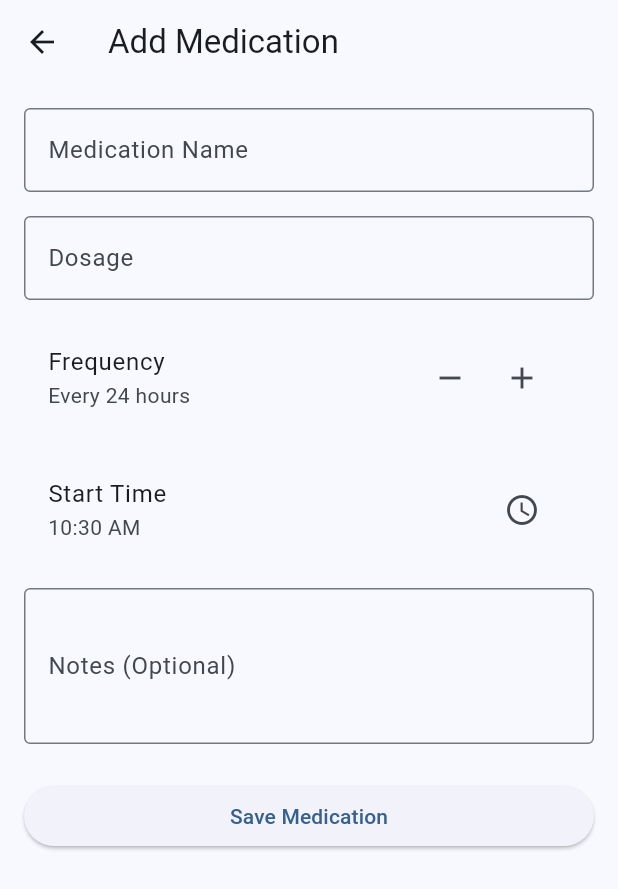
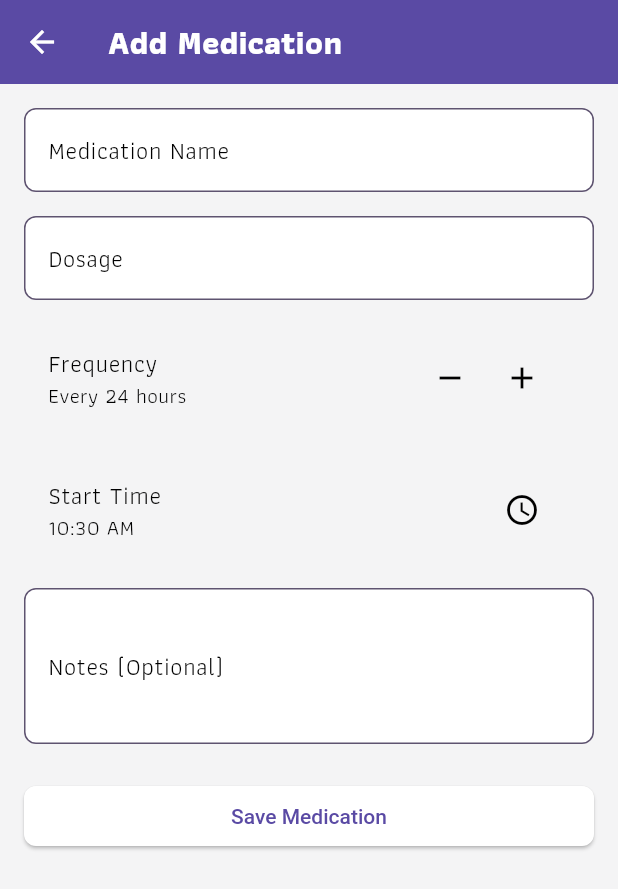
Before and after one commit to Turing0x/medication_reminder, a Flutter app: the screen it shows after launch, after a tap on the "add" icon, on a phone screen of 412 x 824 dp. Shown: the top 889 px of the screen. Run offline on Flutter 3.47's test engine with Material 3 defaults, Android fonts, the light colour scheme and no system bars; our stand-ins replace flutter_riverpod, permission_handler, riverpod_annotation, sqflite, timezone; missing offline and left inert: alarm; accounts and stored records are empty; generated files the repository leaves out were written again.

Commit message:
feat(app): update dependencies and configure launcher icons
- Add new dependencies for `archive`, `flutter_launcher_icons`, `image`, and `posix` packages
- Configure `flutter_launcher_icons` for custom launcher icon and set image path
- Update AndroidManifest.xml to reflect new app label and launcher icon
- Enhance main.dart with custom theme and font settings

This update improves the app's appearance and functionality by integrating new packages and customizing the launcher icon.

```diff
--- a/lib/main.dart
+++ b/lib/main.dart
@@ -25,8 +25,74 @@ class MyApp extends StatelessWidget {
       title: 'Medication Reminder',
       debugShowCheckedModeBanner: false,
       theme: ThemeData(
-        colorScheme: ColorScheme.fromSeed(seedColor: Colors.blue),
         useMaterial3: true,
+        fontFamily: 'Athiti',
+        colorScheme: ColorScheme.light(
+          primary: Color(0xFF5A4AA4),
+          onPrimary: Colors.white,
+          secondary: Color(0xFF7B50C5),
+          onSecondary: Colors.white,
+          tertiary: Color(0xFF71599B),
+          surface: Colors.white,
+          error: Color(0xFFDC3545),
+        ),
+        scaffoldBackgroundColor: Color.fromARGB(255, 244, 244, 245),
+        navigationBarTheme: NavigationBarThemeData(
+          backgroundColor: Color.fromARGB(255, 244, 244, 245),
+          indicatorColor: Colors.white,
+          labelTextStyle:
+              WidgetStateProperty.all(TextStyle(color: Color(0xFF5A4AA4))),
+          iconTheme:
+              WidgetStateProperty.all(IconThemeData(color: Color(0xFF5A4AA4))),
+        ),
+        textTheme: TextTheme(
+          displayLarge: TextStyle(
+            color: Color(0xFF333227),
+            fontWeight: FontWeight.bold,
+          ),
+          titleLarge: TextStyle(
+            color: Color(0xFF333227),
+            fontWeight: FontWeight.w600,
+          ),
+          bodyLarge: TextStyle(
+            color: Color(0xFF333227),
+          ),
+        ),
+        cardTheme: CardTheme(
+          elevation: 2,
+          shape: RoundedRectangleBorder(
+            borderRadius: BorderRadius.circular(12),
+          ),
+          color: Colors.white,
+        ),
+        appBarTheme: AppBarTheme(
+          backgroundColor: Color(0xFF5A4AA4),
+          foregroundColor: Colors.white,
+        ),
+        elevatedButtonTheme: ElevatedButtonThemeData(
+          style: ElevatedButton.styleFrom(
+            textStyle: TextStyle(fontWeight: FontWeight.w500),
+            shape: RoundedRectangleBorder(
+              borderRadius: BorderRadius.circular(8),
+            ),
+          ),
+        ),
+        inputDecorationTheme: InputDecorationTheme(
+          filled: true,
+          fillColor: Colors.white,
+          border: OutlineInputBorder(
+            borderRadius: BorderRadius.circular(8),
+            borderSide: BorderSide(color: Color(0xFF5E5370)),
+          ),
+          enabledBorder: OutlineInputBorder(
+            borderRadius: BorderRadius.circular(8),
+            borderSide: BorderSide(color: Color(0xFF5E5370)),
+          ),
+          focusedBorder: OutlineInputBorder(
+            borderRadius: BorderRadius.circular(8),
+            borderSide: BorderSide(color: Color(0xFF5A4AA4)),
+          ),
+        ),
       ),
       home: const MedicationListScreen(),
     );
```
Also changed, not shown: assets/font/Athiti/OFL.txt (added, +93 -0 lines), pubspec.yaml (+13 -25 lines), assets/font/Athiti/Athiti-Bold.ttf (added), assets/font/Athiti/Athiti-ExtraLight.ttf (added), assets/font/Athiti/Athiti-Light.ttf (added), assets/font/Athiti/Athiti-Medium.ttf (added), assets/font/Athiti/Athiti-Regular.ttf (added), assets/font/Athiti/Athiti-SemiBold.ttf (added), assets/icon.png (added), pubspec.lock, 6 other files.
